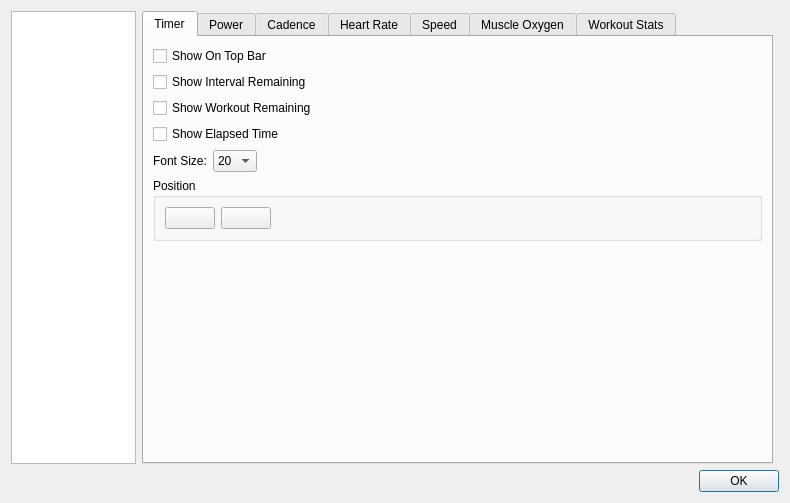
First picture: the form in src/ui/dialogconfig.ui, repository MaximumTrainer/MaximumTrainer_Redux, before the edit.
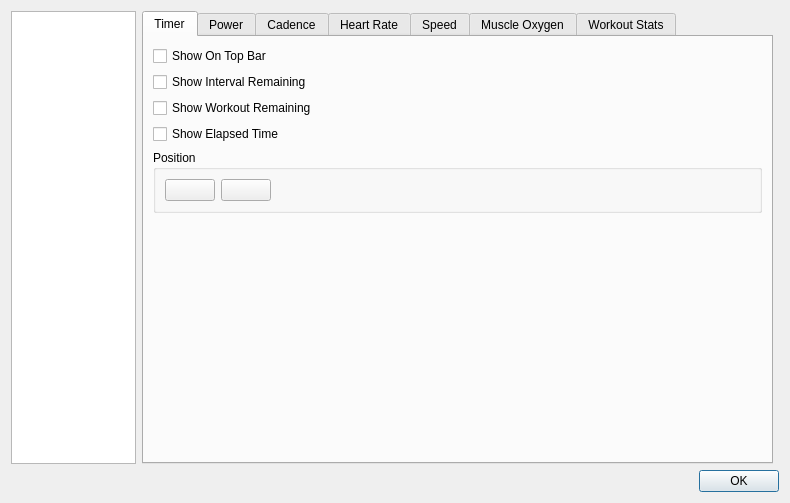
Second picture: the form after the edit. The open tabs and pages were chosen to show the change. Icons and pictures are not drawn. Custom widgets are drawn as their Qt base class.

Commit message:
refactor: remove the workout timer font-size option
The Workout Config "Font Size" combo let users scale the big TimeWidget
numbers, persisted as account->font_size_timer. Drop the option and its
plumbing end to end — the UI row, the DialogConfig wiring + slot, the
WorkoutDialog/TimeWidget setTimerFontSize chain, the Account field, its
QSettings load/save, the UserDao query item, and the JSON parse. The timer
now uses the fixed display sizes defined in timewidget.ui (30pt timer /
15pt targets).

```diff
--- a/src/ui/dialogconfig.ui
+++ b/src/ui/dialogconfig.ui
@@ -457,49 +457,6 @@
              </property>
             </widget>
            </item>
-           <item>
-            <layout class="QHBoxLayout" name="horizontalLayout_6">
-             <item>
-              <widget class="QLabel" name="label_fontSizeTxt">
-               <property name="text">
-                <string>Font Size:</string>
-               </property>
-              </widget>
-             </item>
-             <item>
-              <widget class="QComboBox" name="comboBox_fontSizeTimer">
-               <item>
-                <property name="text">
-                 <string>20</string>
-                </property>
-               </item>
-               <item>
-                <property name="text">
-                 <string>26</string>
-                </property>
-               </item>
-               <item>
-                <property name="text">
-                 <string>30</string>
-                </property>
-               </item>
-              </widget>
-             </item>
-             <item>
-              <spacer name="horizontalSpacer_7">
-               <property name="orientation">
-                <enum>Qt::Horizontal</enum>
-               </property>
-               <property name="sizeHint" stdset="0">
-                <size>
-                 <width>40</width>
-                 <height>20</height>
-                </size>
-               </property>
-              </spacer>
-             </item>
-            </layout>
-           </item>
            <item>
             <widget class="QGroupBox" name="groupBox_4">
              <property name="title">
```
The commit also changes 11 other files.
